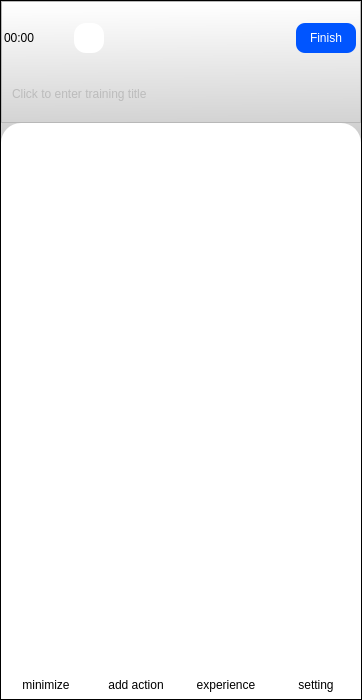
Above: Client/ui/Designer/FitMind_Client_NewTrain.ui from aud13d/FitMind before the change. Below: the same form after it.
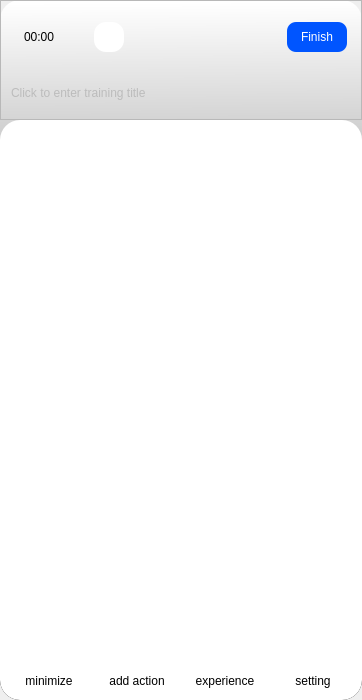
That is the form after the change. Icons and pictures are not drawn.

Diff of the .ui file:
```diff
--- a/Client/ui/Designer/FitMind_Client_NewTrain.ui
+++ b/Client/ui/Designer/FitMind_Client_NewTrain.ui
@@ -39,7 +39,11 @@
     <widget class="QFrame" name="frame_2">
      <property name="styleSheet">
       <string notr="true">#frame_2{
-	background-color:qlineargradient(spread:pad, x1:0.518, y1:1, x2:0.514, y2:0.00227273, stop:0 rgba(0, 0, 0, 255), stop:1 rgba(255, 255, 255, 255))
+	background-color:qlineargradient(spread:pad, x1:0.518, y1:1, x2:0.514, y2:0.00227273, stop:0 rgba(0, 0, 0, 255), stop:1 rgba(255, 255, 255, 255));
+	border-top-right-radius:20px;
+	border-top-left-radius:20px;
+	border-bottom-right-radius:20px;
+	border-bottom-left-radius:20px;
 }</string>
      </property>
      <property name="frameShape">
@@ -127,8 +131,11 @@
              <property name="spacing">
               <number>0</number>
              </property>
+             <property name="leftMargin">
+              <number>10</number>
+             </property>
              <property name="rightMargin">
-              <number>190</number>
+              <number>150</number>
              </property>
              <property name="bottomMargin">
               <number>30</number>
@@ -341,6 +348,8 @@
         <property name="styleSheet">
          <string notr="true">QFrame {
 	background-color: rgb(255, 255, 255);
+	border-bottom-right-radius:20px;
+	border-bottom-left-radius:20px;
 	border:none
 }
 
@@ -386,16 +395,16 @@
           <number>0</number>
          </property>
          <property name="leftMargin">
-          <number>0</number>
+          <number>5</number>
          </property>
          <property name="topMargin">
-          <number>0</number>
+          <number>5</number>
          </property>
          <property name="rightMargin">
-          <number>0</number>
+          <number>5</number>
          </property>
          <property name="bottomMargin">
-          <number>0</number>
+          <number>5</number>
          </property>
          <item>
           <widget class="QToolButton" name="button_newtrain_minimize">
```
